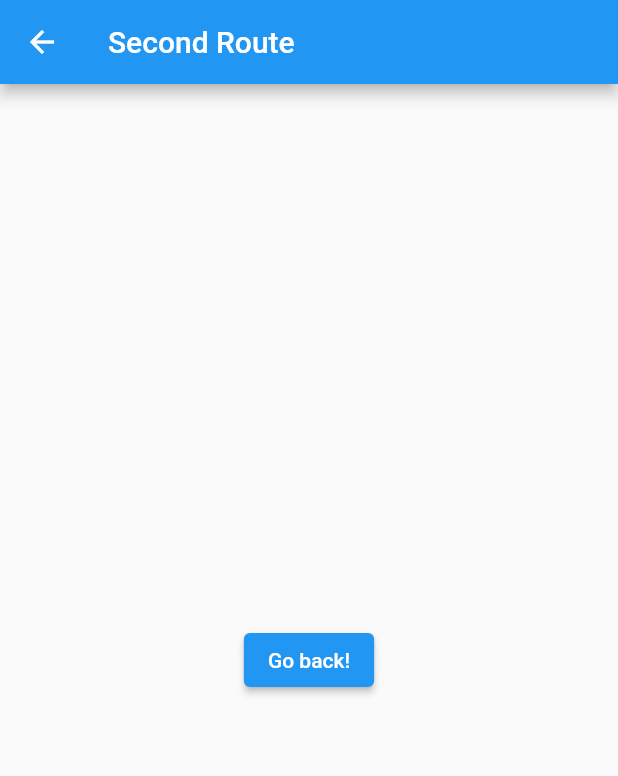
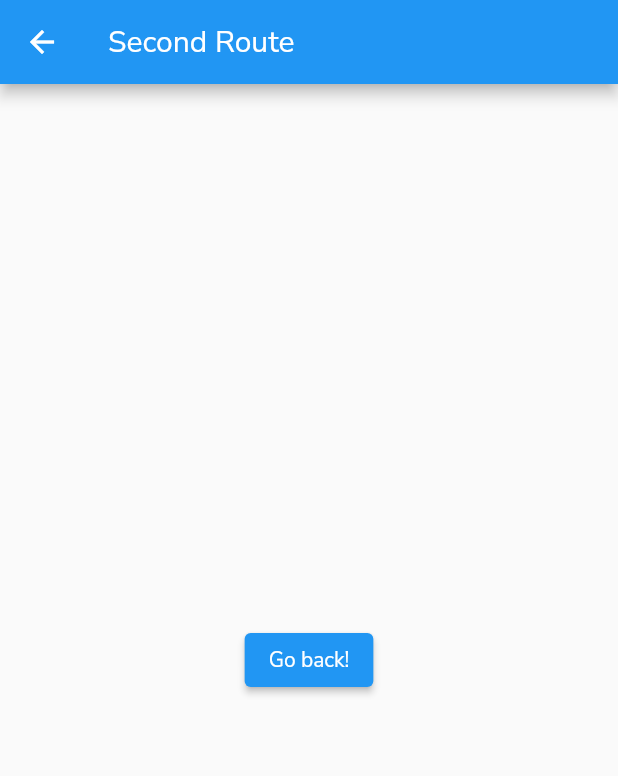
Before and after one commit to mpamaro/poc_appcues, a Flutter app: the screen it shows after launch, after a tap on "Open route", on a phone screen of 412 x 824 dp. Shown: the top 776 px of the screen. Run offline on Flutter 3.47's test engine with Material 2 defaults, Android fonts, the phone set to English and light mode, and no system bars; our stand-ins replace uni_links; missing offline and left inert: appcues_flutter.

Commit message:
Add Nunito Sans font family

```diff
--- a/lib/main.dart
+++ b/lib/main.dart
@@ -33,9 +33,12 @@ void main() async {
   await Appcues.debug();
 
   runApp(
-    const MaterialApp(
+    MaterialApp(
       title: 'POC Appcues',
-      home: FirstRoute(),
+      home: const FirstRoute(),
+      theme: ThemeData(
+        fontFamily: 'NunitoSans',
+      ),
     ),
   );
 }
```
Also changed, not shown: pubspec.yaml (+12 -0 lines), assets/fonts/DSIcons.ttf (added), assets/fonts/NunitoSans-Bold.ttf (added), assets/fonts/NunitoSans-ExtraBold.ttf (added), assets/fonts/NunitoSans-Regular.ttf (added), assets/fonts/NunitoSans-SemiBold.ttf (added).
